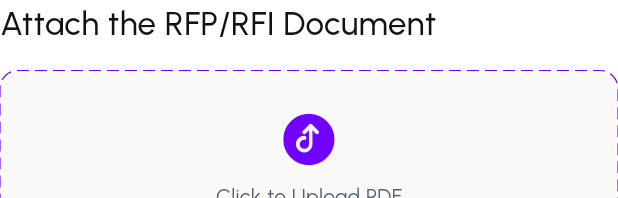
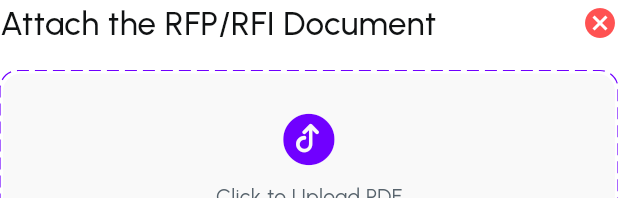
Before and after one commit to DebdaruDG/JasaraPOC, a Flutter app: the AddRFIDocumentPage widget shown alone on an empty page, opened directly, on a phone screen of 412 x 824 dp. Shown: the top 198 px of the screen. Run offline on Flutter 3.47's test engine with Material 3 defaults, Android fonts, the phone set to English and light mode, and no system bars; drawn by our look-alikes of dotted_border; our stand-ins replace cloud_firestore, file_picker, firebase_core, flutter_svg, percent_indicator; missing offline and left inert: dart:html; accounts and stored records are empty.

Commit message:
close button introduced in the Add RFI Dialogue

```diff
--- a/lib/views/add_rfi_flow.dart
+++ b/lib/views/add_rfi_flow.dart
@@ -55,12 +55,25 @@ class _AddRFIDocumentPageState extends State<AddRFIDocumentPage> {
               child: Column(
                 crossAxisAlignment: CrossAxisAlignment.start,
                 children: [
+                  Row(
+                    mainAxisAlignment: MainAxisAlignment.spaceBetween,
+                    children: [
                       Text(
                         "Attach the RFP/RFI Document",
                         style: JasaraTextStyles.primaryText500.copyWith(
                           fontSize: 22,
                           color: JasaraPalette.dark2,
                         ),
+                      ),
+                      InkWell(
+                        onTap: () => Navigator.pop(context),
+                        child: Icon(
+                          Icons.cancel,
+                          color: Colors.redAccent,
+                          size: 24,
+                        ),
+                      ),
+                    ],
                   ),
                   const SizedBox(height: 16),
                   _buildFileUploadField(context, provider),
```
Lines whose indentation alone changed are shown as unchanged.
